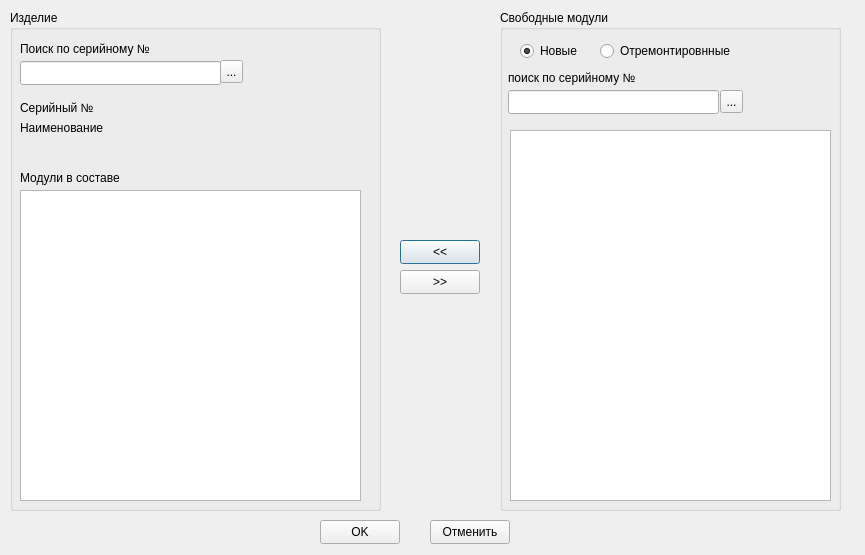
AlexeyScherbakov2021/Remont2, file Remont/complectproductwindow.ui: the form before one commit.
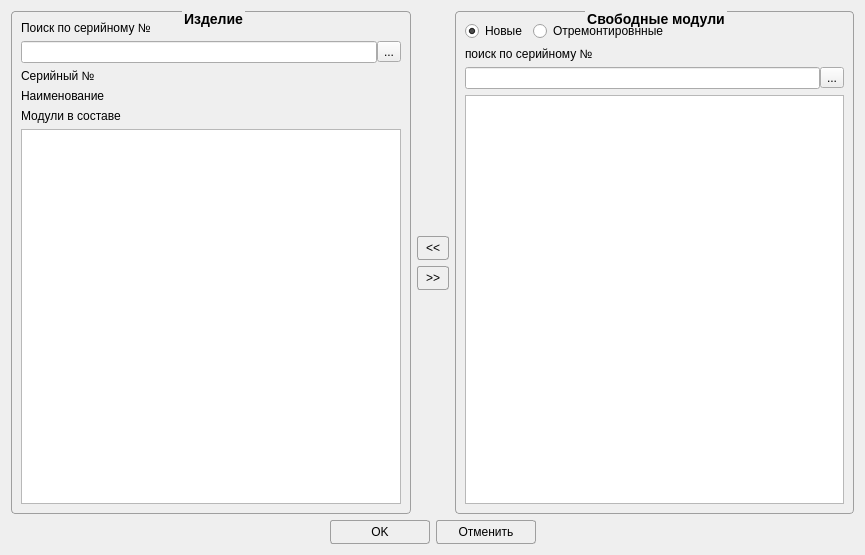
The form after the commit.

The edit to the form file:
```diff
--- a/Remont/complectproductwindow.ui
+++ b/Remont/complectproductwindow.ui
@@ -13,285 +13,318 @@
   <property name="windowTitle">
    <string>Установка оборудования</string>
   </property>
-  <widget class="QGroupBox" name="groupBox">
-   <property name="geometry">
-    <rect>
-     <x>500</x>
-     <y>10</y>
-     <width>341</width>
-     <height>501</height>
-    </rect>
-   </property>
-   <property name="title">
-    <string>Свободные модули</string>
-   </property>
-   <widget class="QLabel" name="label_9">
-    <property name="geometry">
-     <rect>
-      <x>8</x>
-      <y>60</y>
-      <width>211</width>
-      <height>16</height>
-     </rect>
-    </property>
-    <property name="text">
-     <string>поиск по серийному №</string>
-    </property>
-   </widget>
-   <widget class="QLineEdit" name="leNumModSearch">
-    <property name="geometry">
-     <rect>
-      <x>8</x>
-      <y>80</y>
-      <width>211</width>
-      <height>24</height>
-     </rect>
-    </property>
-   </widget>
-   <widget class="QToolButton" name="tbSearchModul">
-    <property name="geometry">
-     <rect>
-      <x>220</x>
-      <y>80</y>
-      <width>23</width>
-      <height>23</height>
-     </rect>
-    </property>
-    <property name="text">
-     <string>...</string>
-    </property>
-   </widget>
-   <widget class="QListWidget" name="lwOuterModule">
-    <property name="geometry">
-     <rect>
-      <x>10</x>
-      <y>120</y>
-      <width>321</width>
-      <height>371</height>
-     </rect>
-    </property>
-   </widget>
-   <widget class="QRadioButton" name="rbNewModule">
-    <property name="geometry">
-     <rect>
-      <x>20</x>
-      <y>30</y>
-      <width>91</width>
-      <height>22</height>
-     </rect>
-    </property>
-    <property name="text">
-     <string>Новые</string>
-    </property>
-    <property name="checked">
-     <bool>true</bool>
-    </property>
-   </widget>
-   <widget class="QRadioButton" name="rbOldModule">
-    <property name="geometry">
-     <rect>
-      <x>100</x>
-      <y>30</y>
-      <width>141</width>
-      <height>22</height>
-     </rect>
-    </property>
-    <property name="text">
-     <string>Отремонтировнные</string>
-    </property>
-   </widget>
-  </widget>
-  <widget class="QPushButton" name="pbAddModul">
-   <property name="geometry">
-    <rect>
-     <x>400</x>
-     <y>240</y>
-     <width>80</width>
-     <height>24</height>
-    </rect>
-   </property>
-   <property name="text">
-    <string>&lt;&lt;</string>
-   </property>
-  </widget>
-  <widget class="QPushButton" name="pbDeleteModul">
-   <property name="geometry">
-    <rect>
-     <x>400</x>
-     <y>270</y>
-     <width>80</width>
-     <height>24</height>
-    </rect>
-   </property>
-   <property name="text">
-    <string>&gt;&gt;</string>
-   </property>
-  </widget>
-  <widget class="QGroupBox" name="groupBox_2">
-   <property name="geometry">
-    <rect>
-     <x>10</x>
-     <y>10</y>
-     <width>371</width>
-     <height>501</height>
-    </rect>
-   </property>
-   <property name="font">
-    <font>
-     <bold>false</bold>
-    </font>
-   </property>
-   <property name="title">
-    <string>Изделие</string>
-   </property>
-   <widget class="QLabel" name="label">
-    <property name="geometry">
-     <rect>
-      <x>10</x>
-      <y>160</y>
-      <width>121</width>
-      <height>16</height>
-     </rect>
-    </property>
-    <property name="text">
-     <string>Модули в составе</string>
-    </property>
-   </widget>
-   <widget class="QListWidget" name="lwInnerModule">
-    <property name="geometry">
-     <rect>
-      <x>10</x>
-      <y>180</y>
-      <width>341</width>
-      <height>311</height>
-     </rect>
-    </property>
-   </widget>
-   <widget class="QLabel" name="label_4">
-    <property name="geometry">
-     <rect>
-      <x>10</x>
-      <y>110</y>
-      <width>90</width>
-      <height>16</height>
-     </rect>
-    </property>
-    <property name="text">
-     <string>Наименование</string>
-    </property>
-   </widget>
-   <widget class="QLabel" name="lbNameProd">
-    <property name="geometry">
-     <rect>
-      <x>105</x>
-      <y>110</y>
-      <width>240</width>
-      <height>16</height>
-     </rect>
-    </property>
-    <property name="font">
-     <font>
-      <bold>true</bold>
-     </font>
-    </property>
-    <property name="text">
-     <string/>
-    </property>
-   </widget>
-   <widget class="QLineEdit" name="leNumProdSearch">
-    <property name="geometry">
-     <rect>
-      <x>10</x>
-      <y>51</y>
-      <width>201</width>
-      <height>24</height>
-     </rect>
-    </property>
-   </widget>
-   <widget class="QToolButton" name="tbProdSearch">
-    <property name="geometry">
-     <rect>
-      <x>210</x>
-      <y>50</y>
-      <width>23</width>
-      <height>23</height>
-     </rect>
-    </property>
-    <property name="text">
-     <string>...</string>
-    </property>
-   </widget>
-   <widget class="QLabel" name="label_3">
-    <property name="geometry">
-     <rect>
-      <x>10</x>
-      <y>31</y>
-      <width>131</width>
-      <height>16</height>
-     </rect>
-    </property>
-    <property name="text">
-     <string>Поиск по серийному №</string>
-    </property>
-   </widget>
-   <widget class="QLabel" name="label_14">
-    <property name="geometry">
-     <rect>
-      <x>10</x>
-      <y>90</y>
-      <width>90</width>
-      <height>16</height>
-     </rect>
-    </property>
-    <property name="text">
-     <string>Серийный №</string>
-    </property>
-   </widget>
-   <widget class="QLabel" name="lbNumProd">
-    <property name="geometry">
-     <rect>
-      <x>105</x>
-      <y>90</y>
-      <width>240</width>
-      <height>16</height>
-     </rect>
-    </property>
-    <property name="font">
-     <font>
-      <bold>true</bold>
-     </font>
-    </property>
-    <property name="text">
-     <string/>
-    </property>
-   </widget>
-  </widget>
-  <widget class="QPushButton" name="pbOK">
-   <property name="geometry">
-    <rect>
-     <x>320</x>
-     <y>520</y>
-     <width>80</width>
-     <height>24</height>
-    </rect>
-   </property>
-   <property name="text">
-    <string>OK</string>
-   </property>
-  </widget>
-  <widget class="QPushButton" name="pbCancel">
-   <property name="geometry">
-    <rect>
-     <x>430</x>
-     <y>520</y>
-     <width>80</width>
-     <height>24</height>
-    </rect>
-   </property>
-   <property name="text">
-    <string>Отменить</string>
-   </property>
-  </widget>
+  <property name="styleSheet">
+   <string notr="true">QGroupBox {
+    border: 1px solid #9F9F9F;
+    font-size: 14px;
+    font-weight: 800;
+    color: black;
+    border-radius: 4px;
+    margin-top: 2.5ex; 
+    padding-top: 2ex;
+}
+QGroupBox::title {
+    subcontrol-origin: margin;
+    subcontrol-position: top center;
+}
+
+
+QPushButton {
+    border-radius: 3px;
+    border: 1px solid #9F9F9F;
+	padding-left: 8px;
+	padding-right: 8px;
+	padding-top: 4px;
+	padding-bottom: 4px;
+}
+
+QPushButton:hover { 
+	background-color: white;
+}
+
+QPushButton:pressed {
+background-color: LightGray;
+    position: relative;
+     top: 4px; left: 4px;
+}
+
+
+</string>
+  </property>
+  <layout class="QVBoxLayout" name="verticalLayout_5">
+   <item>
+    <layout class="QHBoxLayout" name="horizontalLayout_5">
+     <item>
+      <widget class="QGroupBox" name="groupBox_2">
+       <property name="font">
+        <font>
+         <pointsize>-1</pointsize>
+         <fontweight>ExtraBold</fontweight>
+        </font>
+       </property>
+       <property name="title">
+        <string>Изделие</string>
+       </property>
+       <layout class="QVBoxLayout" name="verticalLayout_2">
+        <item>
+         <widget class="QLabel" name="label_3">
+          <property name="text">
+           <string>Поиск по серийному №</string>
+          </property>
+         </widget>
+        </item>
+        <item>
+         <layout class="QHBoxLayout" name="horizontalLayout">
+          <property name="spacing">
+           <number>0</number>
+          </property>
+          <item>
+           <widget class="QLineEdit" name="leNumProdSearch"/>
+          </item>
+          <item>
+           <widget class="QToolButton" name="tbProdSearch">
+            <property name="text">
+             <string>...</string>
+            </property>
+           </widget>
+          </item>
+         </layout>
+        </item>
+        <item>
+         <layout class="QFormLayout" name="formLayout">
+          <item row="0" column="0">
+           <widget class="QLabel" name="label_14">
+            <property name="text">
+             <string>Серийный №</string>
+            </property>
+           </widget>
+          </item>
+          <item row="0" column="1">
+           <widget class="QLabel" name="lbNumProd">
+            <property name="font">
+             <font>
+              <bold>true</bold>
+             </font>
+            </property>
+            <property name="text">
+             <string/>
+            </property>
+           </widget>
+          </item>
+          <item row="1" column="0">
+           <widget class="QLabel" name="label_4">
+            <property name="text">
+             <string>Наименование</string>
+            </property>
+           </widget>
+          </item>
+          <item row="1" column="1">
+           <widget class="QLabel" name="lbNameProd">
+            <property name="font">
+             <font>
+              <bold>true</bold>
+             </font>
+            </property>
+            <property name="text">
+             <string/>
+            </property>
+           </widget>
+          </item>
+         </layout>
+        </item>
+        <item>
+         <layout class="QVBoxLayout" name="verticalLayout">
+          <item>
+           <widget class="QLabel" name="label">
+            <property name="text">
+             <string>Модули в составе</string>
+            </property>
+           </widget>
+          </item>
+          <item>
+           <widget class="QListWidget" name="lwInnerModule"/>
+          </item>
+         </layout>
+        </item>
+       </layout>
+      </widget>
+     </item>
+     <item>
+      <layout class="QVBoxLayout" name="verticalLayout_4">
+       <property name="sizeConstraint">
+        <enum>QLayout::SizeConstraint::SetDefaultConstraint</enum>
+       </property>
+       <item>
+        <spacer name="verticalSpacer">
+         <property name="orientation">
+          <enum>Qt::Orientation::Vertical</enum>
+         </property>
+         <property name="sizeHint" stdset="0">
+          <size>
+           <width>20</width>
+           <height>40</height>
+          </size>
+         </property>
+        </spacer>
+       </item>
+       <item>
+        <widget class="QPushButton" name="pbAddModul">
+         <property name="text">
+          <string>&lt;&lt;</string>
+         </property>
+        </widget>
+       </item>
+       <item>
+        <widget class="QPushButton" name="pbDeleteModul">
+         <property name="text">
+          <string>&gt;&gt;</string>
+         </property>
+        </widget>
+       </item>
+       <item>
+        <spacer name="verticalSpacer_2">
+         <property name="orientation">
+          <enum>Qt::Orientation::Vertical</enum>
+         </property>
+         <property name="sizeHint" stdset="0">
+          <size>
+           <width>20</width>
+           <height>40</height>
+          </size>
+         </property>
+        </spacer>
+       </item>
+      </layout>
+     </item>
+     <item>
+      <widget class="QGroupBox" name="groupBox">
+       <property name="title">
+        <string>Свободные модули</string>
+       </property>
+       <layout class="QVBoxLayout" name="verticalLayout_3">
+        <item>
+         <layout class="QHBoxLayout" name="horizontalLayout_2">
+          <item>
+           <widget class="QRadioButton" name="rbNewModule">
+            <property name="text">
+             <string>Новые</string>
+            </property>
+            <property name="checked">
+             <bool>true</bool>
+            </property>
+           </widget>
+          </item>
+          <item>
+           <widget class="QRadioButton" name="rbOldModule">
+            <property name="text">
+             <string>Отремонтировнные</string>
+            </property>
+           </widget>
+          </item>
+          <item>
+           <spacer name="horizontalSpacer_3">
+            <property name="orientation">
+             <enum>Qt::Orientation::Horizontal</enum>
+            </property>
+            <property name="sizeHint" stdset="0">
+             <size>
+              <width>40</width>
+              <height>20</height>
+             </size>
+            </property>
+           </spacer>
+          </item>
+         </layout>
+        </item>
+        <item>
+         <widget class="QLabel" name="label_9">
+          <property name="text">
+           <string>поиск по серийному №</string>
+          </property>
+         </widget>
+        </item>
+        <item>
+         <layout class="QHBoxLayout" name="horizontalLayout_3">
+          <property name="spacing">
+           <number>0</number>
+          </property>
+          <item>
+           <widget class="QLineEdit" name="leNumModSearch"/>
+          </item>
+          <item>
+           <widget class="QToolButton" name="tbSearchModul">
+            <property name="text">
+             <string>...</string>
+            </property>
+           </widget>
+          </item>
+         </layout>
+        </item>
+        <item>
+         <widget class="QListWidget" name="lwOuterModule"/>
+        </item>
+       </layout>
+      </widget>
+     </item>
+    </layout>
+   </item>
+   <item>
+    <layout class="QHBoxLayout" name="horizontalLayout_4">
+     <item>
+      <spacer name="horizontalSpacer">
+       <property name="orientation">
+        <enum>Qt::Orientation::Horizontal</enum>
+       </property>
+       <property name="sizeHint" stdset="0">
+        <size>
+         <width>40</width>
+         <height>20</height>
+        </size>
+       </property>
+      </spacer>
+     </item>
+     <item>
+      <widget class="QPushButton" name="pbOK">
+       <property name="minimumSize">
+        <size>
+         <width>100</width>
+         <height>0</height>
+        </size>
+       </property>
+       <property name="text">
+        <string>OK</string>
+       </property>
+      </widget>
+     </item>
+     <item>
+      <widget class="QPushButton" name="pbCancel">
+       <property name="minimumSize">
+        <size>
+         <width>100</width>
+         <height>0</height>
+        </size>
+       </property>
+       <property name="text">
+        <string>Отменить</string>
+       </property>
+      </widget>
+     </item>
+     <item>
+      <spacer name="horizontalSpacer_2">
+       <property name="orientation">
+        <enum>Qt::Orientation::Horizontal</enum>
+       </property>
+       <property name="sizeHint" stdset="0">
+        <size>
+         <width>40</width>
+         <height>20</height>
+        </size>
+       </property>
+      </spacer>
+     </item>
+    </layout>
+   </item>
+  </layout>
  </widget>
  <tabstops>
   <tabstop>leNumProdSearch</tabstop>
```
